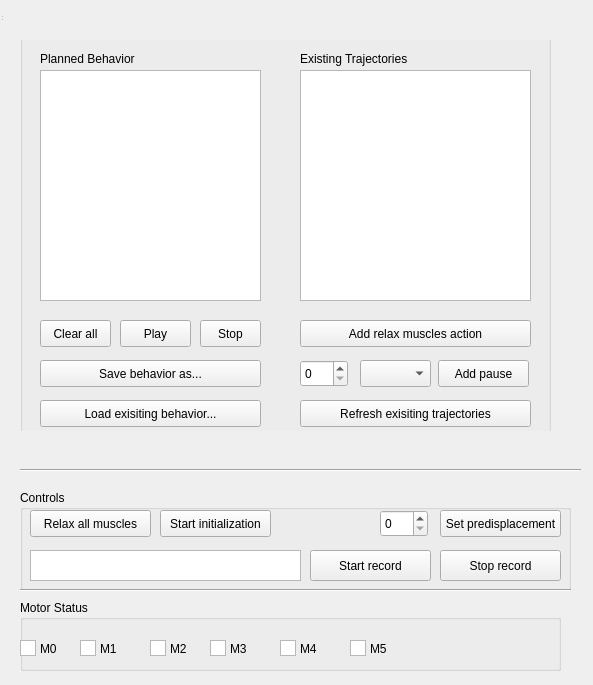
Old version of the form roboy_trajectories_control/resource/roboy_trajectories_control.ui in the repository Roboy/roboy_rqt_plugins.
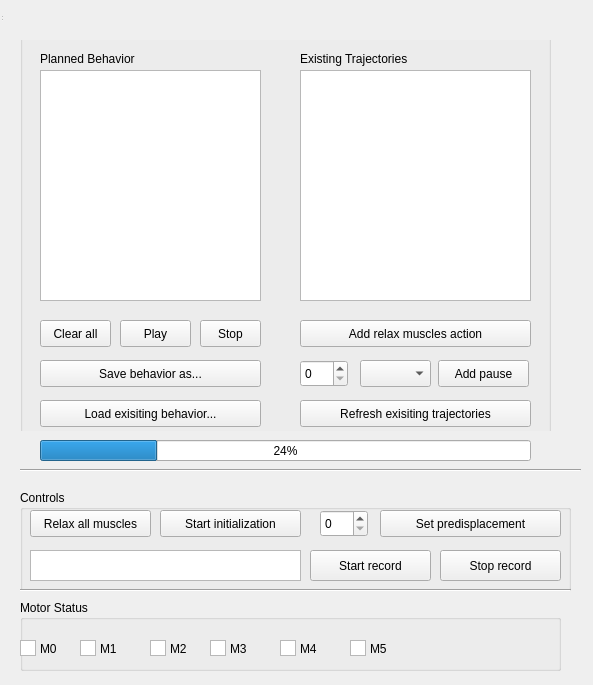
New version of the form.

```diff
--- a/roboy_trajectories_control/resource/roboy_trajectories_control.ui
+++ b/roboy_trajectories_control/resource/roboy_trajectories_control.ui
@@ -210,19 +210,6 @@
       </rect>
      </property>
     </widget>
-    <widget class="QProgressBar" name="progressBar">
-     <property name="geometry">
-      <rect>
-       <x>30</x>
-       <y>430</y>
-       <width>481</width>
-       <height>23</height>
-      </rect>
-     </property>
-     <property name="value">
-      <number>24</number>
-     </property>
-    </widget>
    </widget>
   </widget>
   <widget class="QToolBar" name="mainToolBar">
@@ -426,7 +413,7 @@
      <rect>
       <x>140</x>
       <y>20</y>
-      <width>111</width>
+      <width>141</width>
       <height>27</height>
      </rect>
     </property>
@@ -480,7 +467,7 @@
    <widget class="QSpinBox" name="predisplacement">
     <property name="geometry">
      <rect>
-      <x>360</x>
+      <x>300</x>
       <y>20</y>
       <width>48</width>
       <height>27</height>
@@ -490,9 +477,9 @@
    <widget class="QPushButton" name="setPredisplacement">
     <property name="geometry">
      <rect>
-      <x>420</x>
+      <x>360</x>
       <y>20</y>
-      <width>121</width>
+      <width>181</width>
       <height>27</height>
      </rect>
     </property>
@@ -527,6 +514,19 @@
     <enum>Qt::Horizontal</enum>
    </property>
   </widget>
+  <widget class="QProgressBar" name="progressBar">
+   <property name="geometry">
+    <rect>
+     <x>40</x>
+     <y>440</y>
+     <width>491</width>
+     <height>21</height>
+    </rect>
+   </property>
+   <property name="value">
+    <number>24</number>
+   </property>
+  </widget>
  </widget>
  <layoutdefault spacing="6" margin="11"/>
  <resources/>
```
Left out of the diff: 2 changed lines with no effect on the pictures.
